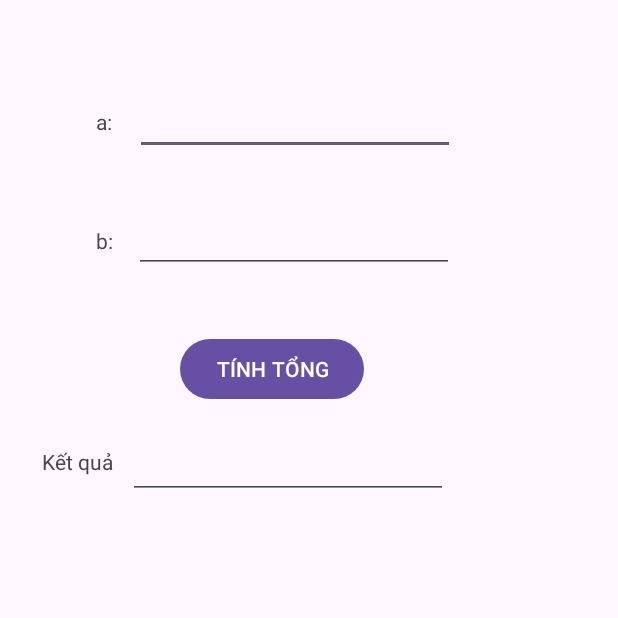
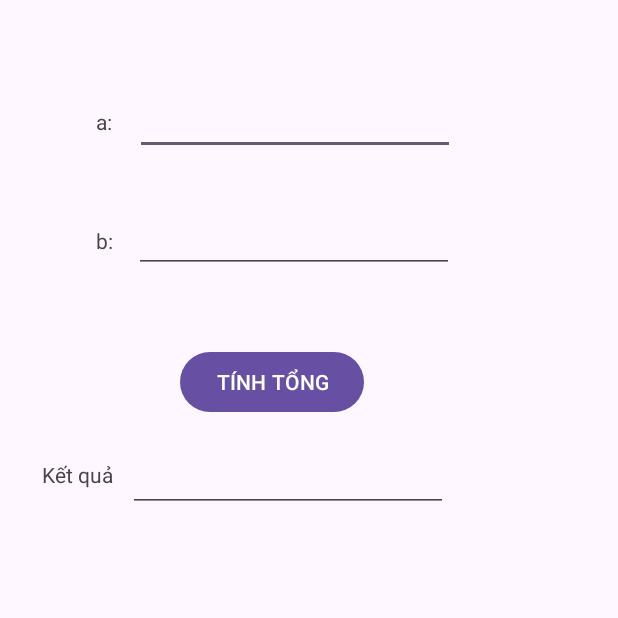
Before and after one commit to PhamThiHoaiThuy/63131403-AdroidProgramming, an Android app: the screen it shows after launch (MainActivity), on a phone screen of 412 x 824 dp, the top half of it. Run offline under Robolectric (Android 15) with nearby library versions, the light colour scheme and no system bars.

Commit message:
update TH3

```diff
--- a/Ex3_SimpleSumApp/app/src/main/res/layout/activity_main.xml
+++ b/Ex3_SimpleSumApp/app/src/main/res/layout/activity_main.xml
@@ -42,13 +42,15 @@
         android:layout_width="wrap_content"
         android:layout_height="wrap_content"
         android:layout_marginStart="120dp"
-        android:layout_marginTop="40dp"
         android:layout_marginEnd="117dp"
+        android:onClick="XuLyCong"
         android:text="TÍNH TỔNG"
+        app:layout_constraintBottom_toBottomOf="parent"
         app:layout_constraintEnd_toEndOf="parent"
         app:layout_constraintHorizontal_bias="0.0"
         app:layout_constraintStart_toStartOf="parent"
-        app:layout_constraintTop_toBottomOf="@+id/editTextText3" />
+        app:layout_constraintTop_toBottomOf="@+id/edtB"
+        app:layout_constraintVertical_bias="0.082" />
 
     <TextView
         android:id="@+id/textView3"
@@ -61,7 +63,7 @@
         app:layout_constraintTop_toBottomOf="@+id/btnCong" />
 
     <EditText
-        android:id="@+id/editTextText2"
+        android:id="@+id/edtKQ"
         android:layout_width="wrap_content"
         android:layout_height="wrap_content"
         android:layout_marginStart="10dp"
@@ -72,7 +74,7 @@
         app:layout_constraintTop_toBottomOf="@+id/btnCong" />
 
     <EditText
-        android:id="@+id/editTextText3"
+        android:id="@+id/edtB"
         android:layout_width="wrap_content"
         android:layout_height="wrap_content"
         android:layout_marginStart="14dp"
```
Also changed, not shown: Ex3_SimpleSumApp/app/src/main/java/com/example/ex3/MainActivity.java (+25 -0 lines).
